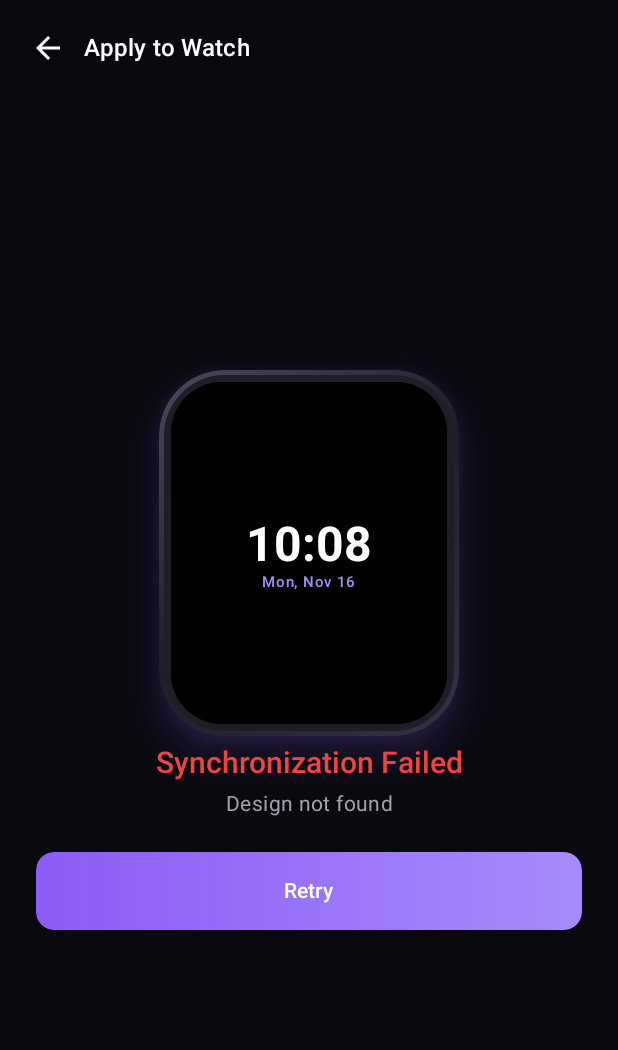
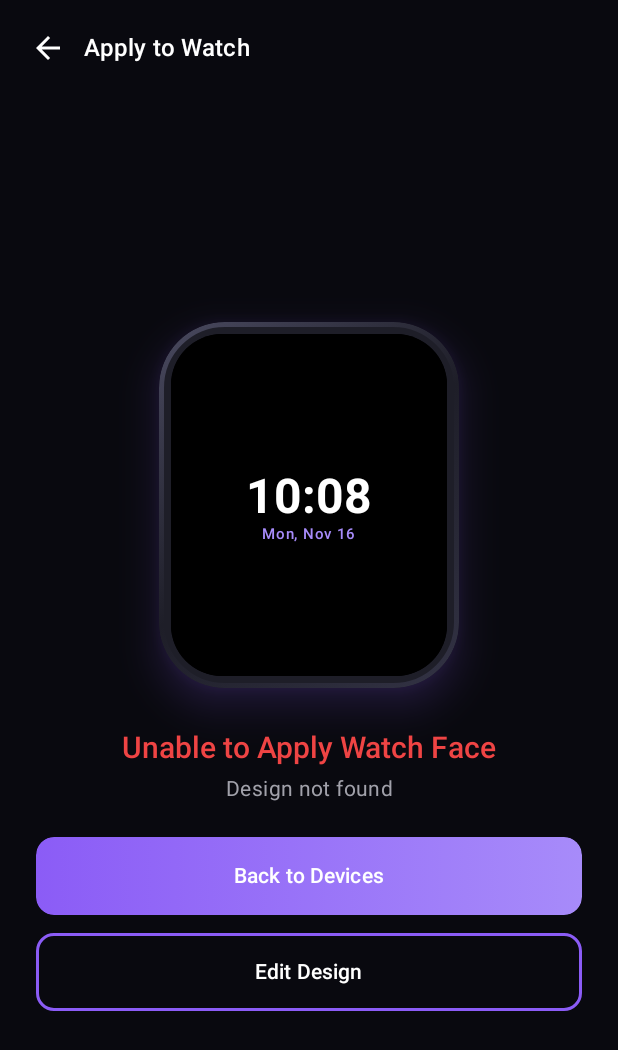
Before and after one commit to Nikhilgowtham1411/watch, an Android app built with Jetpack Compose: the composable ApplyToWatchScreen called with empty values, on a phone screen of 412 x 824 dp. Shown: the top 1050 px of the screen. Run offline under Robolectric (Android 15) with nearby library versions, the phone set to English and light mode, and no system bars.

Commit message:
Use detected watch display profile and clarify unsupported apply state

```diff
--- a/app/src/main/kotlin/com/watchfacestudio/app/ui/screens/apply/ApplyToWatchScreen.kt
+++ b/app/src/main/kotlin/com/watchfacestudio/app/ui/screens/apply/ApplyToWatchScreen.kt
@@ -31,6 +31,8 @@ import androidx.compose.ui.graphics.Color
 import androidx.compose.ui.text.style.TextAlign
 import androidx.compose.ui.unit.dp
 import androidx.compose.ui.unit.sp
+import androidx.compose.ui.unit.Dp
+import androidx.compose.ui.unit.width
 import com.watchfacestudio.app.WatchFaceStudioApp
 import com.watchfacestudio.app.ui.appViewModel
 import coil3.compose.AsyncImage
@@ -60,6 +62,11 @@ fun ApplyToWatchScreen(
 ) {
     val applyState by viewModel.applyState.collectAsState()
     val design by viewModel.currentDesign.collectAsState()
+    val selectedDevice by viewModel.selectedDevice.collectAsState()
+    val displayWidth = selectedDevice?.screenWidth ?: 0
+    val displayHeight = selectedDevice?.screenHeight ?: 0
+    val displayAspect = if (displayWidth > 0 && displayHeight > 0) displayWidth.toFloat() / displayHeight.toFloat() else null
+    val displayShape = selectedDevice?.screenShape ?: com.watchfacestudio.app.data.model.ScreenShape.RECTANGULAR
 
     LaunchedEffect(designId) {
         viewModel.startSync(designId)
@@ -100,8 +107,10 @@ fun ApplyToWatchScreen(
         ) {
             // Watch Face Mockup
             WatchPreview(
-                modifier = Modifier.size(200.dp),
-                bezelWidth = 8.dp
+                screenShape = displayShape,
+                modifier = Modifier.size(width = 200.dp, height = if (displayAspect != null) (200f / displayAspect).coerceIn(100f, 400f).dp else 244.dp),
+                bezelWidth = 8.dp,
+                aspectRatioOverride = displayAspect
             ) {
                 Box(
                     modifier = Modifier
@@ -214,21 +223,27 @@ fun ApplyToWatchScreen(
 
                 is ApplyState.Failed -> {
                     Text(
-                        text = "Synchronization Failed",
+                        text = if (state.reason.contains("format", ignoreCase = true) || state.reason.contains("protocol", ignoreCase = true)) "Device Connected • Install Not Supported Yet" else "Unable to Apply Watch Face",
                         style = WatchFaceTypography.headlineMedium,
                         color = Color(0xFFEF4444)
                     )
                     Spacer(modifier = Modifier.height(8.dp))
                     Text(
-                        text = state.reason,
+                        text = if (state.reason.contains("format", ignoreCase = true) || state.reason.contains("protocol", ignoreCase = true)) "Your watch is connected. Its display size is shown when a verified device profile is available. Direct watch-face installation needs the manufacturer's supported format or companion app. You can still edit and export your design." else state.reason,
                         style = WatchFaceTypography.bodyMedium,
                         color = TextSecondary,
                         textAlign = TextAlign.Center
                     )
                     Spacer(modifier = Modifier.height(24.dp))
                     PrimaryButton(
-                        text = "Retry",
-                        onClick = { viewModel.startSync(designId) }
+                        text = "Back to Devices",
+                        onClick = onBackClick
+                    )
+                    Spacer(modifier = Modifier.height(12.dp))
+                    SecondaryButton(
+                        text = "Edit Design",
+                        modifier = Modifier.fillMaxWidth(),
+                        onClick = onEditAgainClick
                     )
                 }
             }
```
